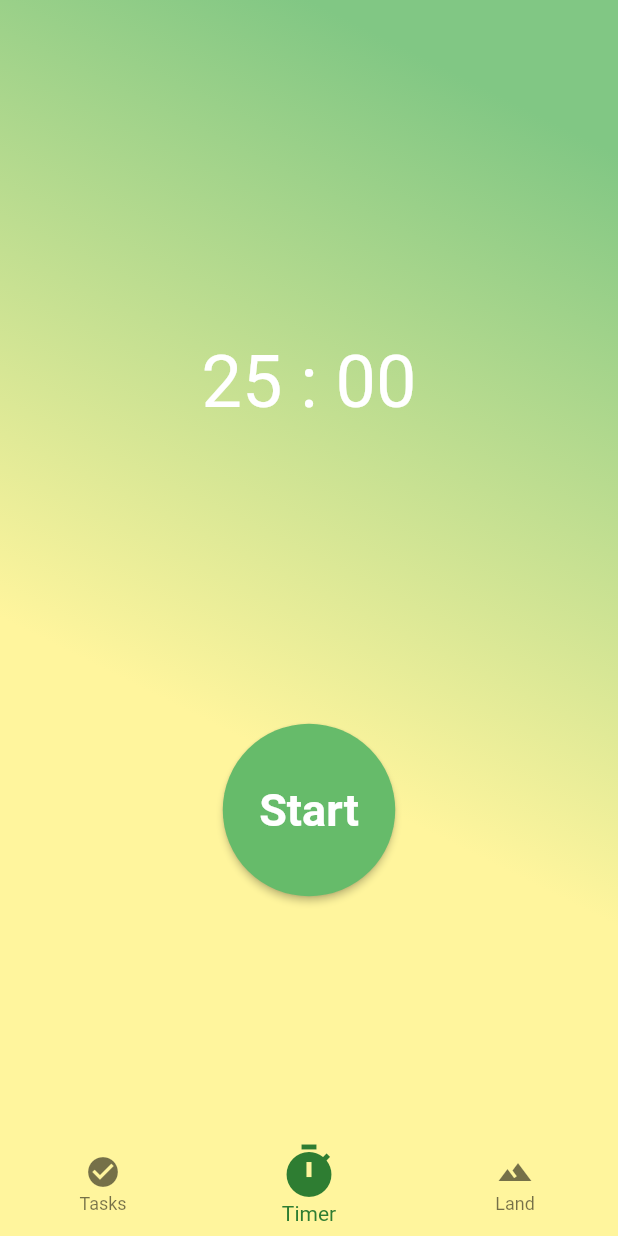
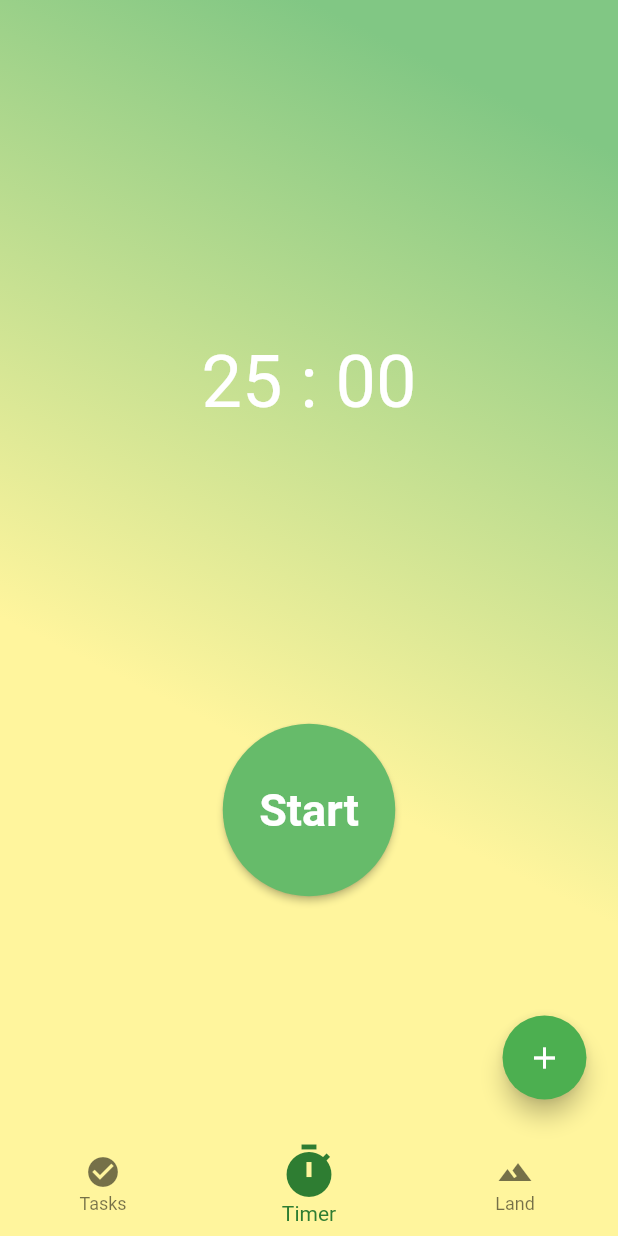
Before and after one commit to sirasitxp/nurtureland, a Flutter app: the screen it shows after launch, on a phone screen of 412 x 824 dp. Run offline on Flutter 3.47's test engine with Material 2 defaults, Android fonts, the phone set to English and light mode, and no system bars; our stand-ins replace circular_countdown_timer, roundcheckbox; missing offline and left inert: flutter_circular_slider, flutter_cube, horizontal_card_pager, image_sequence_animator.

Commit message:
Added Floating Action Button

```diff
--- a/lib/screens/welcome_screen.dart
+++ b/lib/screens/welcome_screen.dart
@@ -79,6 +79,16 @@ class _MyHomePageState extends State<MyHomePage> {
   @override
   Widget build(BuildContext context) {
     return Scaffold(
+      floatingActionButton: Padding(
+        padding: const EdgeInsets.only(bottom: 75, right: 5),
+        child: FloatingActionButton(
+          child: Icon(Icons.add),
+          onPressed: () {
+            // Add Todo list
+          },
+          backgroundColor: Colors.green,
+        ),
+      ),
       body: Stack(children: [
         (_selectedIndex == 0)
             ? taskTab(context)
@@ -169,7 +179,7 @@ class _MyHomePageState extends State<MyHomePage> {
               padding: const EdgeInsets.only(left: 10),
               child: TasksList(),
             ),
-          )
+          ),
         ],
       ),
     );
```
